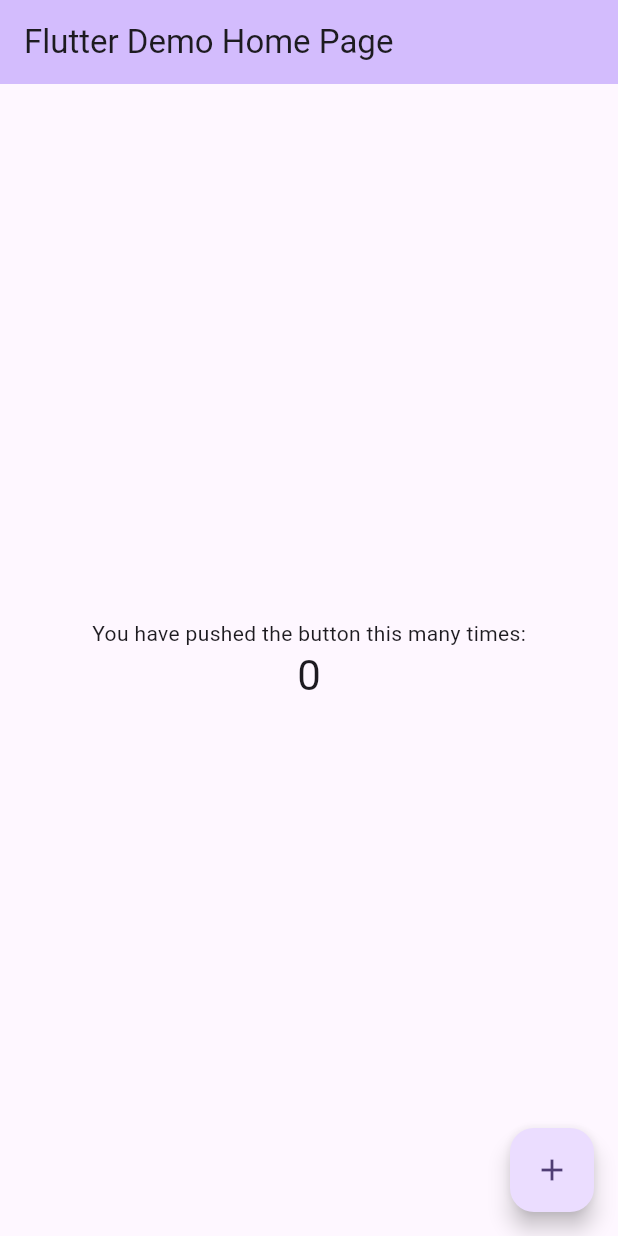
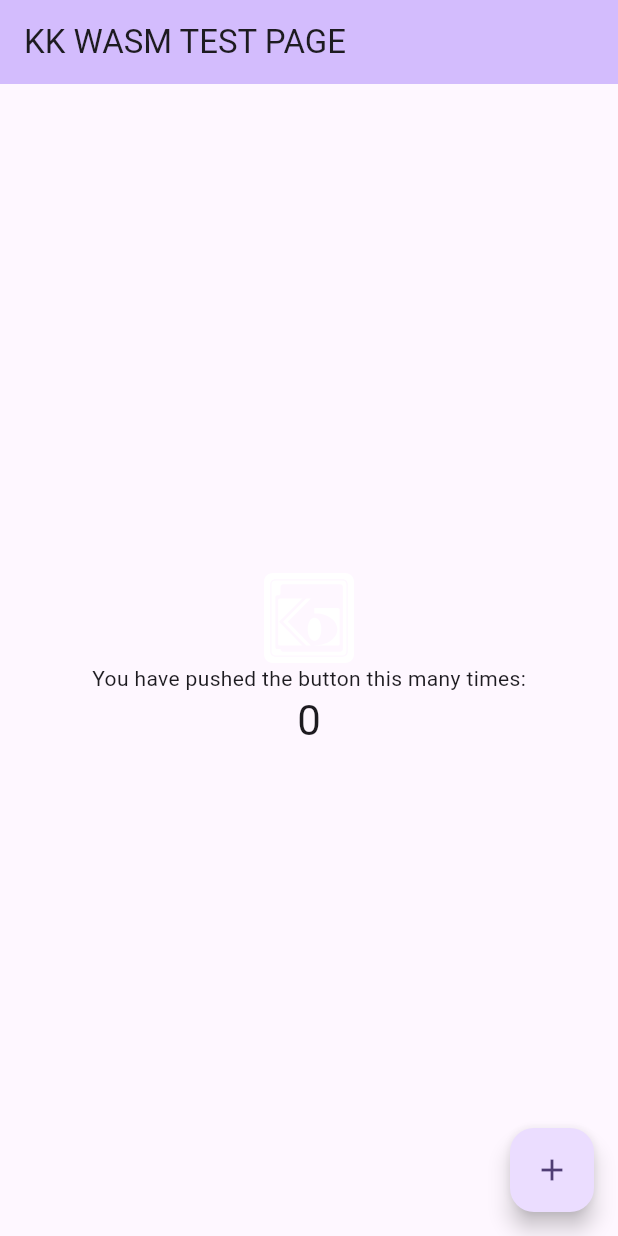
Before and after one commit to PeachyCad/kk_wasm_test, a Flutter app: the screen it shows after launch, on a phone screen of 412 x 824 dp. Run offline on Flutter 3.47's test engine with Material 3 defaults, Android fonts, the phone set to English and light mode, and no system bars; our stand-ins replace flutter_svg.

Commit message:
Add KK logo

```diff
--- a/lib/main.dart
+++ b/lib/main.dart
@@ -1,4 +1,5 @@
 import 'package:flutter/material.dart';
+import 'package:flutter_svg/svg.dart';
 
 void main() {
   runApp(const MyApp());
@@ -11,7 +12,7 @@ class MyApp extends StatelessWidget {
   @override
   Widget build(BuildContext context) {
     return MaterialApp(
-      title: 'Flutter Demo',
+      title: 'KK WASM TEST',
       theme: ThemeData(
         // This is the theme of your application.
         //
@@ -30,7 +31,7 @@ class MyApp extends StatelessWidget {
         // tested with just a hot reload.
         colorScheme: ColorScheme.fromSeed(seedColor: Colors.deepPurple),
       ),
-      home: const MyHomePage(title: 'Flutter Demo Home Page'),
+      home: const MyHomePage(title: 'KK WASM TEST PAGE'),
     );
   }
 }
@@ -104,6 +105,11 @@ class _MyHomePageState extends State<MyHomePage> {
           // wireframe for each widget.
           mainAxisAlignment: MainAxisAlignment.center,
           children: <Widget>[
+            SvgPicture.asset(
+              'assets/images/svg/kk_logo.svg',
+              height: 60,
+              width: 60,
+            ),
             const Text('You have pushed the button this many times:'),
             Text(
               '$_counter',
--- a/pubspec.yaml
+++ b/pubspec.yaml
@@ -34,6 +34,7 @@ dependencies:
   # The following adds the Cupertino Icons font to your application.
   # Use with the CupertinoIcons class for iOS style icons.
   cupertino_icons: ^1.0.8
+  flutter_svg: ^2.2.1
 
 dev_dependencies:
   flutter_test:
@@ -58,9 +59,8 @@ flutter:
   uses-material-design: true
 
   # To add assets to your application, add an assets section, like this:
-  # assets:
-  #   - images/a_dot_burr.jpeg
-  #   - images/a_dot_ham.jpeg
+  assets:
+    - assets/images/svg/
 
   # An image asset can refer to one or more resolution-specific "variants", see
   # https://flutter.dev/to/resolution-aware-images
```
Also changed, not shown: assets/images/svg/kk_logo.svg (added), pubspec.lock.
